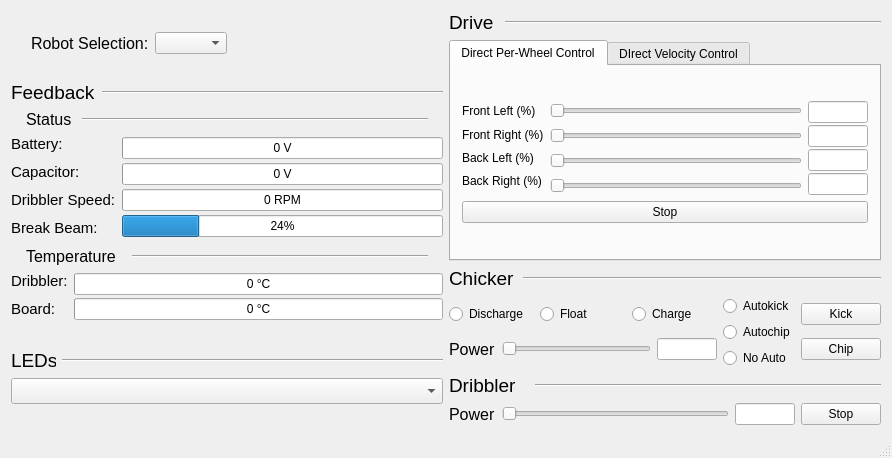
UBC-Thunderbots/Software, file src/software/robot_diagnostics/ui/main_widget.ui: the form before one commit.
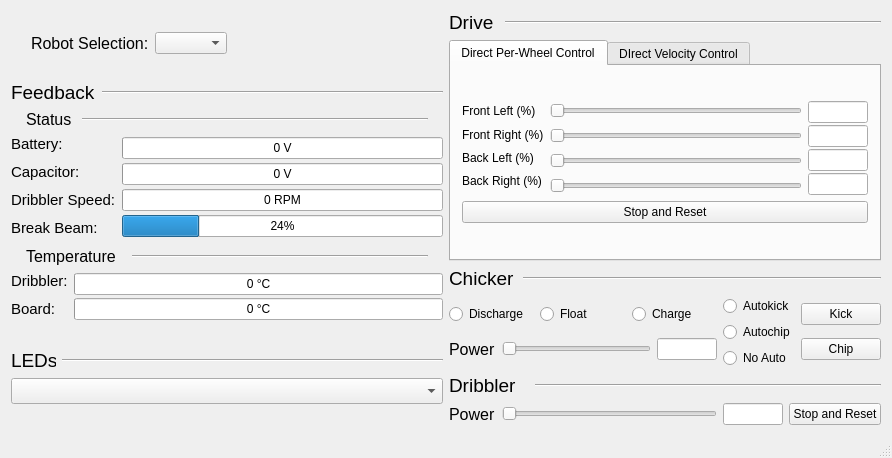
The form after the commit.

Commit message: change to stop and reset

The edit to the form file:
```diff
--- a/src/software/robot_diagnostics/ui/main_widget.ui
+++ b/src/software/robot_diagnostics/ui/main_widget.ui
@@ -607,7 +607,7 @@
                    <string>Stop sending drive commands and reset sliders</string>
                   </property>
                   <property name="text">
-                   <string>Stop</string>
+                   <string>Stop and Reset</string>
                   </property>
                  </widget>
                 </item>
@@ -984,7 +984,7 @@
             <item>
              <widget class="QPushButton" name="pushButton_dribbler_stop">
               <property name="text">
-               <string>Stop</string>
+               <string>Stop and Reset</string>
               </property>
              </widget>
             </item>
```
Left out of the diff: 2 changed lines with no effect on the pictures.
